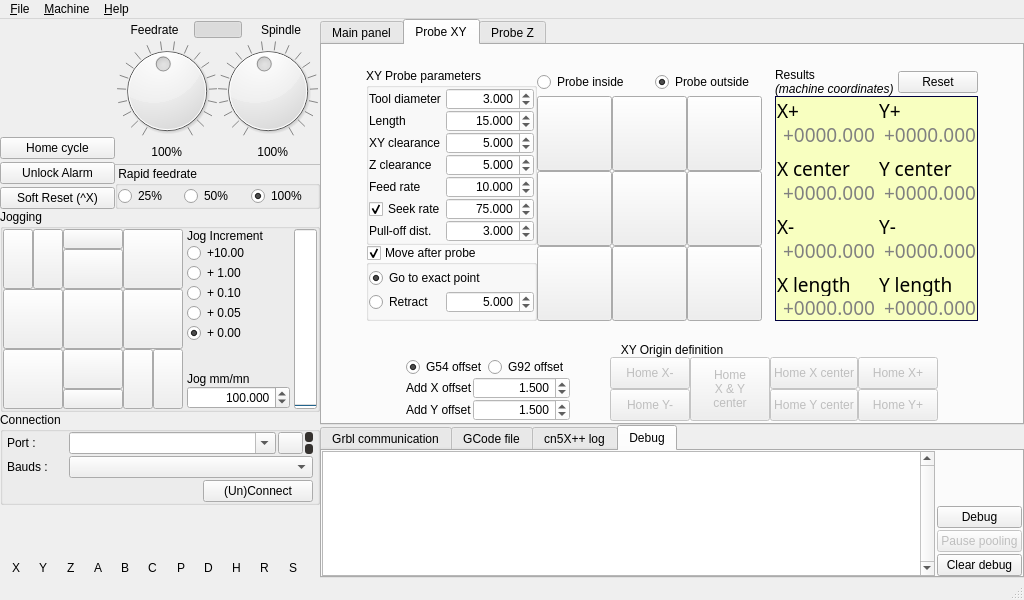
Qt form mainWindow.ui (fra589/cn5X) before a commit.
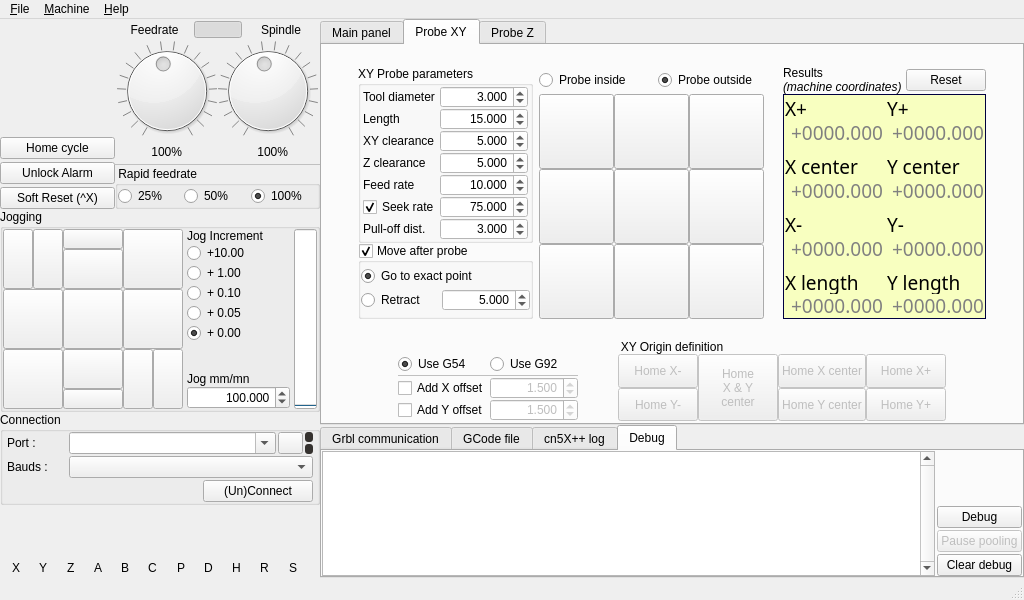
The same form after that commit. The open tabs and pages were chosen to show the change. Icons and pictures are not drawn. Custom widgets are drawn as their Qt base class.

Diff of the .ui file:
```diff
--- a/mainWindow.ui
+++ b/mainWindow.ui
@@ -5462,7 +5462,10 @@
            <property name="bottomMargin">
             <number>2</number>
            </property>
-           <property name="spacing">
+           <property name="horizontalSpacing">
+            <number>6</number>
+           </property>
+           <property name="verticalSpacing">
             <number>0</number>
            </property>
            <item row="0" column="2">
@@ -5503,13 +5506,13 @@
                 </property>
                 <layout class="QGridLayout" name="gridLayout_6">
                  <property name="leftMargin">
-                  <number>0</number>
+                  <number>2</number>
                  </property>
                  <property name="topMargin">
                   <number>0</number>
                  </property>
                  <property name="rightMargin">
-                  <number>0</number>
+                  <number>2</number>
                  </property>
                  <property name="bottomMargin">
                   <number>0</number>
@@ -5517,8 +5520,18 @@
                  <property name="spacing">
                   <number>0</number>
                  </property>
-                 <item row="4" column="1" colspan="2">
-                  <widget class="QDoubleSpinBox" name="dsbFeedRateXY">
+                 <item row="0" column="0">
+                  <widget class="QLabel" name="label_28">
+                   <property name="toolTip">
+                    <string>Z distance to the destination point that the probe will move towards, starting from the current location.</string>
+                   </property>
+                   <property name="text">
+                    <string>Tool diameter</string>
+                   </property>
+                  </widget>
+                 </item>
+                 <item row="0" column="1">
+                  <widget class="QDoubleSpinBox" name="dsbToolDiameter">
                    <property name="maximumSize">
                     <size>
                      <width>16777215</width>
@@ -5526,7 +5539,7 @@
                     </size>
                    </property>
                    <property name="toolTip">
-                    <string>Feed rate to slowly engage probe to determine its location accurately.</string>
+                    <string>Z distance to the destination point that the probe will move towards, starting from the current location.</string>
                    </property>
                    <property name="styleSheet">
                     <string notr="true">background: palette(Base)</string>
@@ -5538,6 +5551,50 @@
                     <number>3</number>
                    </property>
                    <property name="minimum">
+                    <double>0.000000000000000</double>
+                   </property>
+                   <property name="maximum">
+                    <double>10000.000000000000000</double>
+                   </property>
+                   <property name="singleStep">
+                    <double>0.100000000000000</double>
+                   </property>
+                   <property name="value">
+                    <double>3.000000000000000</double>
+                   </property>
+                  </widget>
+                 </item>
+                 <item row="1" column="0">
+                  <widget class="QLabel" name="label_40">
+                   <property name="toolTip">
+                    <string>Z distance to the destination point that the probe will move towards, starting from the current location.</string>
+                   </property>
+                   <property name="text">
+                    <string>Length</string>
+                   </property>
+                  </widget>
+                 </item>
+                 <item row="1" column="1">
+                  <widget class="QDoubleSpinBox" name="dsbDistanceXY">
+                   <property name="maximumSize">
+                    <size>
+                     <width>16777215</width>
+                     <height>23</height>
+                    </size>
+                   </property>
+                   <property name="toolTip">
+                    <string>Z distance to the destination point that the probe will move towards, starting from the current location.</string>
+                   </property>
+                   <property name="styleSheet">
+                    <string notr="true">background: palette(Base)</string>
+                   </property>
+                   <property name="alignment">
+                    <set>Qt::AlignRight|Qt::AlignTrailing|Qt::AlignVCenter</set>
+                   </property>
+                   <property name="decimals">
+                    <number>3</number>
+                   </property>
+                   <property name="minimum">
                     <double>-10000.000000000000000</double>
                    </property>
                    <property name="maximum">
@@ -5547,12 +5604,22 @@
                     <double>0.100000000000000</double>
                    </property>
                    <property name="value">
-                    <double>10.000000000000000</double>
+                    <double>15.000000000000000</double>
                    </property>
                   </widget>
                  </item>
-                 <item row="5" column="1" colspan="2">
-                  <widget class="QDoubleSpinBox" name="dbsSeekRateXY">
+                 <item row="2" column="0">
+                  <widget class="QLabel" name="label_38">
+                   <property name="toolTip">
+                    <string>Z distance to the destination point that the probe will move towards, starting from the current location.</string>
+                   </property>
+                   <property name="text">
+                    <string>XY clearance</string>
+                   </property>
+                  </widget>
+                 </item>
+                 <item row="2" column="1">
+                  <widget class="QDoubleSpinBox" name="dsbClearanceXY">
                    <property name="maximumSize">
                     <size>
                      <width>16777215</width>
@@ -5560,8 +5627,7 @@
                     </size>
                    </property>
                    <property name="toolTip">
-                    <string>Seek rate to quickly probe before the slower locating phase.
-Need to define non nul probe pull-off distance.</string>
+                    <string>Z distance to the destination point that the probe will move towards, starting from the current location.</string>
                    </property>
                    <property name="styleSheet">
                     <string notr="true">background: palette(Base)</string>
@@ -5582,7 +5648,7 @@
                     <double>0.100000000000000</double>
                    </property>
                    <property name="value">
-                    <double>75.000000000000000</double>
+                    <double>5.000000000000000</double>
                    </property>
                   </widget>
                  </item>
@@ -5596,6 +5662,84 @@
                    </property>
                   </widget>
                  </item>
+                 <item row="3" column="1">
+                  <widget class="QDoubleSpinBox" name="dsbClearanceZ">
+                   <property name="maximumSize">
+                    <size>
+                     <width>16777215</width>
+                     <height>23</height>
+                    </size>
+                   </property>
+                   <property name="toolTip">
+                    <string>Z distance to the destination point that the probe will move towards, starting from the current location.</string>
+                   </property>
+                   <property name="styleSheet">
+                    <string notr="true">background: palette(Base)</string>
+                   </property>
+                   <property name="alignment">
+                    <set>Qt::AlignRight|Qt::AlignTrailing|Qt::AlignVCenter</set>
+                   </property>
+                   <property name="decimals">
+                    <number>3</number>
+                   </property>
+                   <property name="minimum">
+                    <double>-10000.000000000000000</double>
+                   </property>
+                   <property name="maximum">
+                    <double>10000.000000000000000</double>
+                   </property>
+                   <property name="singleStep">
+                    <double>0.100000000000000</double>
+                   </property>
+                   <property name="value">
+                    <double>5.000000000000000</double>
+                   </property>
+                  </widget>
+                 </item>
+                 <item row="4" column="0">
+                  <widget class="QLabel" name="label_29">
+                   <property name="toolTip">
+                    <string>Feed rate to slowly engage probe to determine its location accurately (unit/mn).</string>
+                   </property>
+                   <property name="text">
+                    <string>Feed rate</string>
+                   </property>
+                  </widget>
+                 </item>
+                 <item row="4" column="1">
+                  <widget class="QDoubleSpinBox" name="dsbFeedRateXY">
+                   <property name="maximumSize">
+                    <size>
+                     <width>16777215</width>
+                     <height>23</height>
+                    </size>
+                   </property>
+                   <property name="toolTip">
+                    <string>Feed rate to slowly engage probe to determine its location accurately.</string>
+                   </property>
+                   <property name="styleSheet">
+                    <string notr="true">background: palette(Base)</string>
+                   </property>
+                   <property name="alignment">
+                    <set>Qt::AlignRight|Qt::AlignTrailing|Qt::AlignVCenter</set>
+                   </property>
+                   <property name="decimals">
+                    <number>3</number>
+                   </property>
+                   <property name="minimum">
+                    <double>-10000.000000000000000</double>
+                   </property>
+                   <property name="maximum">
+                    <double>10000.000000000000000</double>
+                   </property>
+                   <property name="singleStep">
+                    <double>0.100000000000000</double>
+                   </property>
+                   <property name="value">
+                    <double>10.000000000000000</double>
+                   </property>
+                  </widget>
+                 </item>
                  <item row="5" column="0">
                   <widget class="QCheckBox" name="chkSeekXY">
                    <property name="toolTip">
@@ -5610,6 +5754,41 @@
                    </property>
                   </widget>
                  </item>
+                 <item row="5" column="1">
+                  <widget class="QDoubleSpinBox" name="dbsSeekRateXY">
+                   <property name="maximumSize">
+                    <size>
+                     <width>16777215</width>
+                     <height>23</height>
+                    </size>
+                   </property>
+                   <property name="toolTip">
+                    <string>Seek rate to quickly probe before the slower locating phase.
+Need to define non nul probe pull-off distance.</string>
+                   </property>
+                   <property name="styleSheet">
+                    <string notr="true">background: palette(Base)</string>
+                   </property>
+                   <property name="alignment">
+                    <set>Qt::AlignRight|Qt::AlignTrailing|Qt::AlignVCenter</set>
+                   </property>
+                   <property name="decimals">
+                    <number>3</number>
+                   </property>
+                   <property name="minimum">
+                    <double>-10000.000000000000000</double>
+                   </property>
+                   <property name="maximum">
+                    <double>10000.000000000000000</double>
+                   </property>
+                   <property name="singleStep">
+                    <double>0.100000000000000</double>
+                   </property>
+                   <property name="value">
+                    <double>75.000000000000000</double>
+                   </property>
+                  </widget>
+                 </item>
                  <item row="6" column="0">
                   <widget class="QLabel" name="lblPullOffXY">
                    <property name="toolTip">
@@ -5620,85 +5799,7 @@
                    </property>
                   </widget>
                  </item>
-                 <item row="3" column="1" colspan="2">
-                  <widget class="QDoubleSpinBox" name="dsbClearanceZ">
-                   <property name="maximumSize">
-                    <size>
-                     <width>16777215</width>
-                     <height>23</height>
-                    </size>
-                   </property>
-                   <property name="toolTip">
-                    <string>Z distance to the destination point that the probe will move towards, starting from the current location.</string>
-                   </property>
-                   <property name="styleSheet">
-                    <string notr="true">background: palette(Base)</string>
-                   </property>
-                   <property name="alignment">
-                    <set>Qt::AlignRight|Qt::AlignTrailing|Qt::AlignVCenter</set>
-                   </property>
-                   <property name="decimals">
-                    <number>3</number>
-                   </property>
-                   <property name="minimum">
-                    <double>-10000.000000000000000</double>
-                   </property>
-                   <property name="maximum">
-                    <double>10000.000000000000000</double>
-                   </property>
-                   <property name="singleStep">
-                    <double>0.100000000000000</double>
-                   </property>
-                   <property name="value">
-                    <double>5.000000000000000</double>
-                   </property>
-                  </widget>
-                 </item>
-                 <item row="4" column="0">
-                  <widget class="QLabel" name="label_29">
-                   <property name="toolTip">
-                    <string>Feed rate to slowly engage probe to determine its location accurately (unit/mn).</string>
-                   </property>
-                   <property name="text">
-                    <string>Feed rate</string>
-                   </property>
-                  </widget>
-                 </item>
-                 <item row="1" column="1" colspan="2">
-                  <widget class="QDoubleSpinBox" name="dsbDistanceXY">
-                   <property name="maximumSize">
-                    <size>
-                     <width>16777215</width>
-                     <height>23</height>
-                    </size>
-                   </property>
-                   <property name="toolTip">
-                    <string>Z distance to the destination point that the probe will move towards, starting from the current location.</string>
-                   </property>
-                   <property name="styleSheet">
-                    <string notr="true">background: palette(Base)</string>
-                   </property>
-                   <property name="alignment">
-                    <set>Qt::AlignRight|Qt::AlignTrailing|Qt::AlignVCenter</set>
-                   </property>
-                   <property name="decimals">
-                    <number>3</number>
-                   </property>
-                   <property name="minimum">
-                    <double>-10000.000000000000000</double>
-                   </property>
-                   <property name="maximum">
-                    <double>10000.000000000000000</double>
-                   </property>
-                   <property name="singleStep">
-                    <double>0.100000000000000</double>
-                   </property>
-                   <property name="value">
-                    <double>15.000000000000000</double>
-                   </property>
-                  </widget>
-                 </item>
-                 <item row="6" column="1" colspan="2">
+                 <item row="6" column="1">
                   <widget class="QDoubleSpinBox" name="dsbPullOffXY">
                    <property name="maximumSize">
                     <size>
@@ -5732,104 +5833,6 @@
                    </property>
                   </widget>
                  </item>
-                 <item row="1" column="0">
-                  <widget class="QLabel" name="label_40">
-                   <property name="toolTip">
-                    <string>Z distance to the destination point that the probe will move towards, starting from the current location.</string>
-                   </property>
-                   <property name="text">
-                    <string>Length</string>
-                   </property>
-                  </widget>
-                 </item>
-                 <item row="0" column="2">
-                  <widget class="QDoubleSpinBox" name="dsbToolDiameter">
-                   <property name="maximumSize">
-                    <size>
-                     <width>16777215</width>
-                     <height>23</height>
-                    </size>
-                   </property>
-                   <property name="toolTip">
-                    <string>Z distance to the destination point that the probe will move towards, starting from the current location.</string>
-                   </property>
-                   <property name="styleSheet">
-                    <string notr="true">background: palette(Base)</string>
-                   </property>
-                   <property name="alignment">
-                    <set>Qt::AlignRight|Qt::AlignTrailing|Qt::AlignVCenter</set>
-                   </property>
-                   <property name="decimals">
-                    <number>3</number>
-                   </property>
-                   <property name="minimum">
-                    <double>-10000.000000000000000</double>
-                   </property>
-                   <property name="maximum">
-                    <double>10000.000000000000000</double>
-                   </property>
-                   <property name="singleStep">
-                    <double>0.100000000000000</double>
-                   </property>
-                   <property name="value">
-                    <double>3.000000000000000</double>
-                   </property>
-                  </widget>
-                 </item>
-                 <item row="2" column="1" colspan="2">
-                  <widget class="QDoubleSpinBox" name="dsbClearanceXY">
-                   <property name="maximumSize">
-                    <size>
-                     <width>16777215</width>
-                     <height>23</height>
-                    </size>
-                   </property>
-                   <property name="toolTip">
-                    <string>Z distance to the destination point that the probe will move towards, starting from the current location.</string>
-                   </property>
-                   <property name="styleSheet">
-                    <string notr="true">background: palette(Base)</string>
-                   </property>
-                   <property name="alignment">
-                    <set>Qt::AlignRight|Qt::AlignTrailing|Qt::AlignVCenter</set>
-                   </property>
-                   <property name="decimals">
-                    <number>3</number>
-                   </property>
-                   <property name="minimum">
-                    <double>-10000.000000000000000</double>
-                   </property>
-                   <property name="maximum">
-                    <double>10000.000000000000000</double>
-                   </property>
-                   <property name="singleStep">
-                    <double>0.100000000000000</double>
-                   </property>
-                   <property name="value">
-                    <double>5.000000000000000</double>
-                   </property>
-                  </widget>
-                 </item>
-                 <item row="2" column="0">
-                  <widget class="QLabel" name="label_38">
-                   <property name="toolTip">
-                    <string>Z distance to the destination point that the probe will move towards, starting from the current location.</string>
-                   </property>
-                   <property name="text">
-                    <string>XY clearance</string>
-                   </property>
-                  </widget>
-                 </item>
-                 <item row="0" column="0" colspan="2">
-                  <widget class="QLabel" name="label_28">
-                   <property name="toolTip">
-                    <string>Z distance to the destination point that the probe will move towards, starting from the current location.</string>
-                   </property>
-                   <property name="text">
-                    <string>Tool diameter</string>
-                   </property>
-                  </widget>
-                 </item>
                 </layout>
                </widget>
               </item>
@@ -5962,7 +5965,7 @@
             <widget class="QWidget" name="gbResults" native="true">
              <layout class="QGridLayout" name="gridLayout_18">
               <property name="leftMargin">
-               <number>2</number>
+               <number>0</number>
               </property>
               <property name="topMargin">
                <number>0</number>
@@ -7119,28 +7122,41 @@
                  <property name="spacing">
                   <number>0</number>
                  </property>
-                 <item row="0" column="0" colspan="2">
+                 <item row="0" column="0">
                   <widget class="QRadioButton" name="rbtDefineOriginXY_G54">
                    <property name="text">
-                    <string>G54 offset</string>
+                    <string>Use G54</string>
                    </property>
                    <property name="checked">
                     <bool>true</bool>
                    </property>
                   </widget>
                  </item>
-                 <item row="0" column="2">
+                 <item row="0" column="1">
                   <widget class="QRadioButton" name="rbtDefineOriginXY_G92">
                    <property name="styleSheet">
                     <string notr="true"/>
                    </property>
                    <property name="text">
-                    <string>G92 offset</string>
+                    <string>Use G92</string>
                    </property>
                   </widget>
                  </item>
-                 <item row="1" column="0">
-                  <widget class="QLabel" name="label_31">
+                 <item row="1" column="0" colspan="2">
+                  <widget class="Line" name="line_2">
+                   <property name="styleSheet">
+                    <string notr="true">color: #c0c0c0</string>
+                   </property>
+                   <property name="frameShadow">
+                    <enum>QFrame::Plain</enum>
+                   </property>
+                   <property name="orientation">
+                    <enum>Qt::Horizontal</enum>
+                   </property>
+                  </widget>
+                 </item>
+                 <item row="2" column="0">
+                  <widget class="QCheckBox" name="chkAddOffsetX">
                    <property name="toolTip">
                     <string>Add or subtract X offset to the probed point for the X origin definition.</string>
                    </property>
@@ -7149,8 +7165,11 @@
                    </property>
                   </widget>
                  </item>
-                 <item row="1" column="1" colspan="2">
+                 <item row="2" column="1">
                   <widget class="QDoubleSpinBox" name="dsbOriginOffsetX">
+                   <property name="enabled">
+                    <bool>false</bool>
+                   </property>
                    <property name="maximumSize">
                     <size>
                      <width>16777215</width>
@@ -7183,8 +7202,8 @@
                    </property>
                   </widget>
                  </item>
-                 <item row="2" column="0">
-                  <widget class="QLabel" name="label_32">
+                 <item row="3" column="0">
+                  <widget class="QCheckBox" name="chkAddOffsetY">
                    <property name="toolTip">
                     <string>Add or subtract Y offset to the probed point for the Y origin definition.</string>
                    </property>
@@ -7193,8 +7212,11 @@
                    </property>
                   </widget>
                  </item>
-                 <item row="2" column="1" colspan="2">
+                 <item row="3" column="1">
                   <widget class="QDoubleSpinBox" name="dsbOriginOffsetY">
+                   <property name="enabled">
+                    <bool>false</bool>
+                   </property>
                    <property name="maximumSize">
                     <size>
                      <width>16777215</width>
@@ -8694,7 +8716,7 @@
        <item>
         <widget class="QTabWidget" name="qtabConsole">
          <property name="currentIndex">
-          <number>0</number>
+          <number>3</number>
          </property>
          <widget class="QWidget" name="tabGrblOutput">
           <attribute name="title">
```
